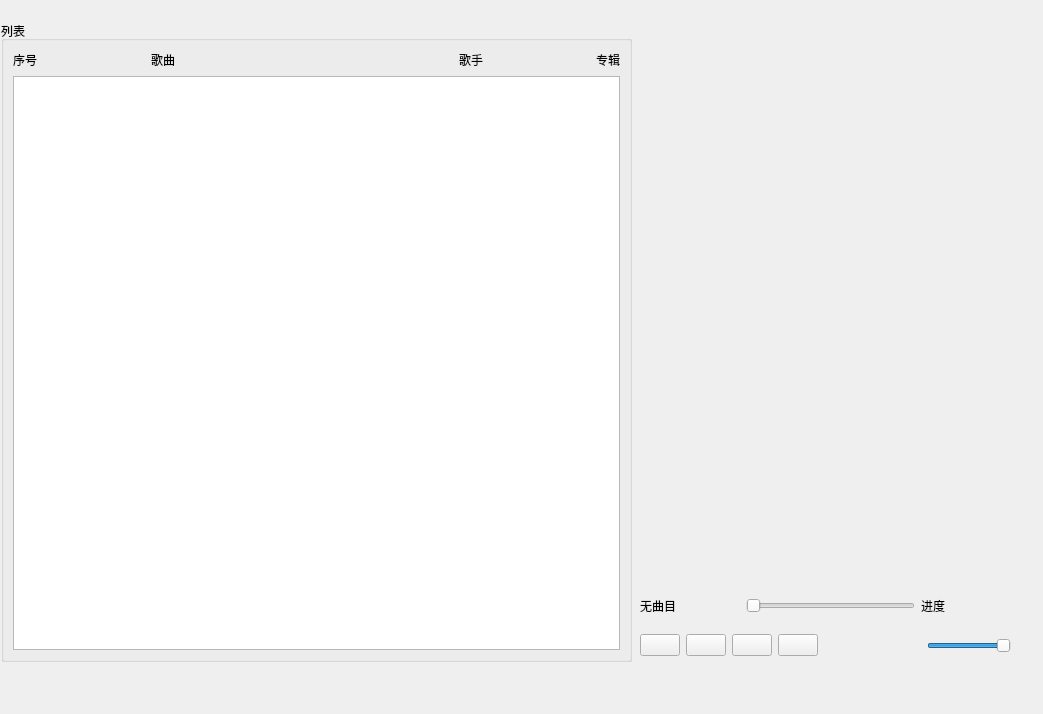
First picture: the form in mymusicwidget.ui, repository zhangzhenxi11/MeditationSystem, before the edit.
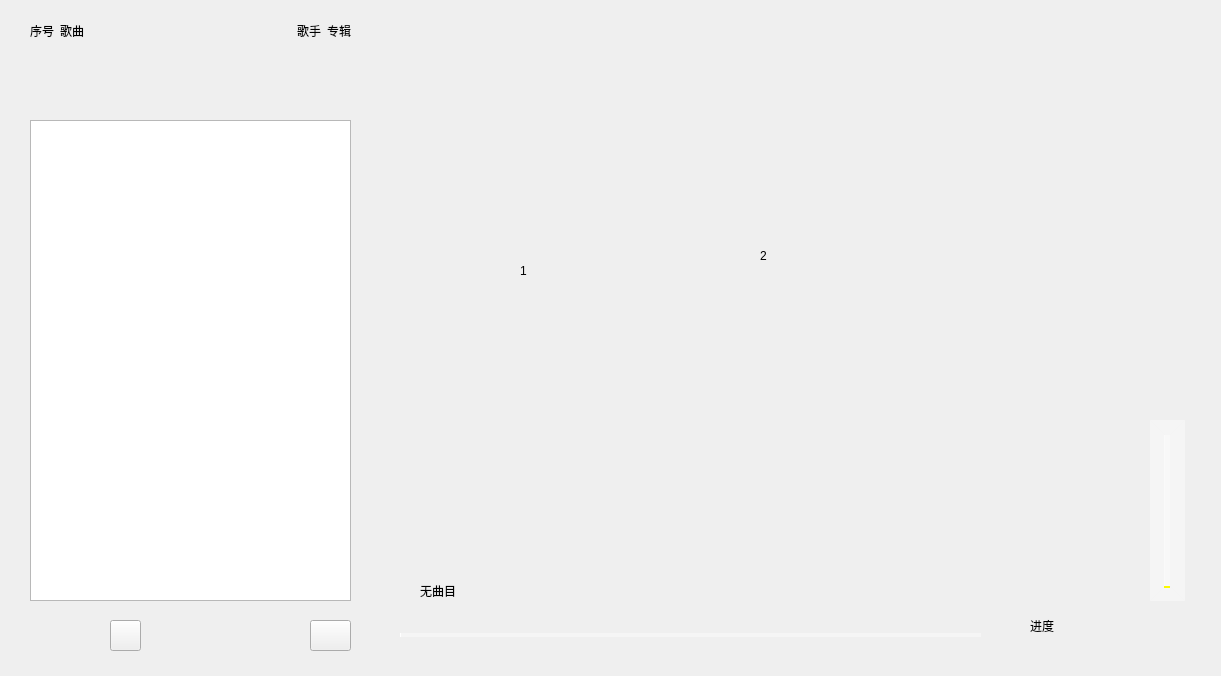
Second picture: the form after the edit. Icons and pictures are not drawn. Custom widgets are drawn as their Qt base class.

What changed in the file:
```diff
--- a/mymusicwidget.ui
+++ b/mymusicwidget.ui
@@ -6,315 +6,649 @@
    <rect>
     <x>0</x>
     <y>0</y>
-    <width>1043</width>
-    <height>714</height>
+    <width>1221</width>
+    <height>676</height>
    </rect>
   </property>
   <property name="windowTitle">
    <string>MyMusicWidget</string>
   </property>
-  <widget class="QWidget" name="widget" native="true">
+  <property name="layoutDirection">
+   <enum>Qt::LeftToRight</enum>
+  </property>
+  <property name="styleSheet">
+   <string notr="true">QFrame#frame
+{
+	border-radius:5px;
+	border-image: url(:/images/background/bg3.jpg);
+}
+
+image: url(:/images/background/bg3.jpg);</string>
+  </property>
+  <widget class="QWidget" name="layoutWidget">
    <property name="geometry">
     <rect>
-     <x>630</x>
-     <y>20</y>
-     <width>391</width>
-     <height>641</height>
+     <x>30</x>
+     <y>10</y>
+     <width>321</width>
+     <height>41</height>
     </rect>
    </property>
-   <widget class="QLabel" name="lblRecord">
-    <property name="geometry">
-     <rect>
-      <x>40</x>
-      <y>150</y>
-      <width>191</width>
-      <height>181</height>
-     </rect>
-    </property>
-    <property name="text">
-     <string/>
-    </property>
-   </widget>
-   <widget class="QWidget" name="layoutWidget">
-    <property name="geometry">
-     <rect>
-      <x>10</x>
-      <y>610</y>
-      <width>371</width>
-      <height>31</height>
-     </rect>
-    </property>
-    <layout class="QHBoxLayout" name="horizontalLayout_2">
-     <item>
-      <widget class="QPushButton" name="btnMode">
-       <property name="toolTip">
-        <string>暂停</string>
-       </property>
-       <property name="styleSheet">
-        <string notr="true"/>
-       </property>
-       <property name="text">
-        <string/>
-       </property>
-       <property name="icon">
-        <iconset>
-         <normaloff>:/images/images/622.bmp</normaloff>:/images/images/622.bmp</iconset>
-       </property>
-      </widget>
-     </item>
-     <item>
-      <widget class="QPushButton" name="btnPrevious">
-       <property name="toolTip">
-        <string>前一曲目</string>
-       </property>
-       <property name="styleSheet">
-        <string notr="true">image: url(:/images/610.bmp);</string>
-       </property>
-       <property name="text">
-        <string/>
-       </property>
-       <property name="icon">
-        <iconset>
-         <normaloff>:/images/images/616.bmp</normaloff>:/images/images/616.bmp</iconset>
-       </property>
-      </widget>
-     </item>
-     <item>
-      <widget class="QPushButton" name="btnPlay">
-       <property name="toolTip">
-        <string>暂停</string>
-       </property>
-       <property name="styleSheet">
-        <string notr="true"/>
-       </property>
-       <property name="text">
-        <string/>
-       </property>
-       <property name="icon">
-        <iconset>
-         <normaloff>:/images/images/622.bmp</normaloff>:/images/images/622.bmp</iconset>
-       </property>
-      </widget>
-     </item>
-     <item>
-      <widget class="QPushButton" name="btnNext">
-       <property name="toolTip">
-        <string>下一曲目</string>
-       </property>
-       <property name="styleSheet">
-        <string notr="true">image: url(:/images/612.bmp);</string>
-       </property>
-       <property name="text">
-        <string/>
-       </property>
-       <property name="icon">
-        <iconset>
-         <normaloff>:/images/images/630.bmp</normaloff>:/images/images/630.bmp</iconset>
-       </property>
-      </widget>
-     </item>
-     <item>
-      <spacer name="horizontalSpacer_4">
-       <property name="orientation">
-        <enum>Qt::Horizontal</enum>
-       </property>
-       <property name="sizeHint" stdset="0">
-        <size>
-         <width>58</width>
-         <height>26</height>
-        </size>
-       </property>
-      </spacer>
-     </item>
-     <item>
-      <widget class="QPushButton" name="btnSound">
-       <property name="styleSheet">
-        <string notr="true">image: url(:/images/volumn.bmp);</string>
-       </property>
-       <property name="text">
-        <string/>
-       </property>
-       <property name="icon">
-        <iconset>
-         <normaloff>:/images/images/volumn.bmp</normaloff>:/images/images/volumn.bmp</iconset>
-       </property>
-       <property name="flat">
-        <bool>true</bool>
-       </property>
-      </widget>
-     </item>
-     <item>
-      <widget class="QSlider" name="Volumn">
-       <property name="maximum">
-        <number>100</number>
-       </property>
-       <property name="value">
-        <number>100</number>
-       </property>
-       <property name="orientation">
-        <enum>Qt::Horizontal</enum>
-       </property>
-      </widget>
-     </item>
-    </layout>
-   </widget>
-   <widget class="RotatingLabel" name="lblneedle">
-    <property name="geometry">
-     <rect>
-      <x>180</x>
-      <y>150</y>
-      <width>71</width>
-      <height>131</height>
-     </rect>
-    </property>
-    <property name="text">
-     <string/>
-    </property>
-   </widget>
-   <widget class="QWidget" name="layoutWidget">
-    <property name="geometry">
-     <rect>
-      <x>10</x>
-      <y>570</y>
-      <width>361</width>
-      <height>31</height>
-     </rect>
-    </property>
-    <layout class="QHBoxLayout" name="horizontalLayout_3">
-     <item>
-      <widget class="QLabel" name="LabCurMedia">
-       <property name="minimumSize">
-        <size>
-         <width>100</width>
-         <height>0</height>
-        </size>
-       </property>
-       <property name="text">
-        <string>无曲目</string>
-       </property>
-      </widget>
-     </item>
-     <item>
-      <widget class="QSlider" name="Position">
-       <property name="tracking">
-        <bool>false</bool>
-       </property>
-       <property name="orientation">
-        <enum>Qt::Horizontal</enum>
-       </property>
-      </widget>
-     </item>
-     <item>
-      <widget class="QLabel" name="LabRatio">
-       <property name="minimumSize">
-        <size>
-         <width>80</width>
-         <height>0</height>
-        </size>
-       </property>
-       <property name="text">
-        <string>进度</string>
-       </property>
-      </widget>
-     </item>
-    </layout>
-   </widget>
-  </widget>
-  <widget class="QWidget" name="layoutWidget_2">
-   <property name="geometry">
-    <rect>
-     <x>1</x>
-     <y>21</y>
-     <width>631</width>
-     <height>641</height>
-    </rect>
-   </property>
-   <layout class="QVBoxLayout" name="verticalLayout_2">
+   <layout class="QHBoxLayout" name="horizontalLayout">
     <item>
-     <widget class="QGroupBox" name="groupBox">
-      <property name="title">
-       <string>列表</string>
+     <widget class="QLabel" name="lblIndex">
+      <property name="text">
+       <string>序号</string>
       </property>
-      <layout class="QVBoxLayout" name="verticalLayout">
-       <item>
-        <layout class="QHBoxLayout" name="horizontalLayout">
-         <item>
-          <widget class="QLabel" name="lblIndex">
-           <property name="text">
-            <string>序号</string>
-           </property>
-          </widget>
-         </item>
-         <item>
-          <spacer name="horizontalSpacer">
-           <property name="orientation">
-            <enum>Qt::Horizontal</enum>
-           </property>
-           <property name="sizeHint" stdset="0">
-            <size>
-             <width>40</width>
-             <height>20</height>
-            </size>
-           </property>
-          </spacer>
-         </item>
-         <item>
-          <widget class="QLabel" name="lblSong">
-           <property name="text">
-            <string>歌曲</string>
-           </property>
-          </widget>
-         </item>
-         <item>
-          <spacer name="horizontalSpacer_2">
-           <property name="orientation">
-            <enum>Qt::Horizontal</enum>
-           </property>
-           <property name="sizeHint" stdset="0">
-            <size>
-             <width>278</width>
-             <height>13</height>
-            </size>
-           </property>
-          </spacer>
-         </item>
-         <item>
-          <widget class="QLabel" name="lblSinger">
-           <property name="text">
-            <string>歌手</string>
-           </property>
-          </widget>
-         </item>
-         <item>
-          <spacer name="horizontalSpacer_3">
-           <property name="orientation">
-            <enum>Qt::Horizontal</enum>
-           </property>
-           <property name="sizeHint" stdset="0">
-            <size>
-             <width>40</width>
-             <height>20</height>
-            </size>
-           </property>
-          </spacer>
-         </item>
-         <item>
-          <widget class="QLabel" name="lblProuce">
-           <property name="text">
-            <string>专辑</string>
-           </property>
-          </widget>
-         </item>
-        </layout>
-       </item>
-       <item>
-        <widget class="QListWidget" name="listWidget"/>
-       </item>
-      </layout>
+     </widget>
+    </item>
+    <item>
+     <spacer name="horizontalSpacer">
+      <property name="orientation">
+       <enum>Qt::Horizontal</enum>
+      </property>
+      <property name="sizeHint" stdset="0">
+       <size>
+        <width>40</width>
+        <height>20</height>
+       </size>
+      </property>
+     </spacer>
+    </item>
+    <item>
+     <widget class="QLabel" name="lblSong">
+      <property name="text">
+       <string>歌曲</string>
+      </property>
+     </widget>
+    </item>
+    <item>
+     <spacer name="horizontalSpacer_2">
+      <property name="orientation">
+       <enum>Qt::Horizontal</enum>
+      </property>
+      <property name="sizeHint" stdset="0">
+       <size>
+        <width>278</width>
+        <height>13</height>
+       </size>
+      </property>
+     </spacer>
+    </item>
+    <item>
+     <widget class="QLabel" name="lblSinger">
+      <property name="text">
+       <string>歌手</string>
+      </property>
+     </widget>
+    </item>
+    <item>
+     <spacer name="horizontalSpacer_3">
+      <property name="orientation">
+       <enum>Qt::Horizontal</enum>
+      </property>
+      <property name="sizeHint" stdset="0">
+       <size>
+        <width>40</width>
+        <height>20</height>
+       </size>
+      </property>
+     </spacer>
+    </item>
+    <item>
+     <widget class="QLabel" name="lblProuce">
+      <property name="text">
+       <string>专辑</string>
+      </property>
      </widget>
     </item>
    </layout>
   </widget>
+  <widget class="QListWidget" name="listWidget">
+   <property name="geometry">
+    <rect>
+     <x>30</x>
+     <y>120</y>
+     <width>321</width>
+     <height>481</height>
+    </rect>
+   </property>
+  </widget>
+  <widget class="QLabel" name="lblRecord">
+   <property name="geometry">
+    <rect>
+     <x>520</x>
+     <y>180</y>
+     <width>191</width>
+     <height>181</height>
+    </rect>
+   </property>
+   <property name="text">
+    <string>1</string>
+   </property>
+  </widget>
+  <widget class="RotatingLabel" name="lblneedle">
+   <property name="geometry">
+    <rect>
+     <x>760</x>
+     <y>190</y>
+     <width>71</width>
+     <height>131</height>
+    </rect>
+   </property>
+   <property name="text">
+    <string>2</string>
+   </property>
+  </widget>
+  <widget class="QSlider" name="verticalSlider">
+   <property name="geometry">
+    <rect>
+     <x>1150</x>
+     <y>420</y>
+     <width>35</width>
+     <height>181</height>
+    </rect>
+   </property>
+   <property name="cursor">
+    <cursorShape>PointingHandCursor</cursorShape>
+   </property>
+   <property name="styleSheet">
+    <string notr="true"> QSlider 
+    {  
+        background-color: rgba(255,255,255,0.2);
+        min-width:5px; 
+        max-width:5px;
+        border:15px solid rgba(255,255,255,0.2); 
+    }
+     QSlider::add-page:vertical
+     {      
+       
+	    background-color: rgb(250, 250, 0);
+        width:4px;
+     }
+     QSlider::sub-page:vertical  
+    {
+        background-color: rgba(255,255,255,0.5); 
+        width:4px;
+     }
+    QSlider::groove:vertical 
+    {
+        background:transparent;
+        width:6px;
+    }
+    QSlider::handle:vertical 
+    {
+         height: 13px;
+        width:13px;
+ 
+ margin: -0 -4px; 
+	border-image: url(:/image/image/圆形 (10).png);
+     }</string>
+   </property>
+   <property name="orientation">
+    <enum>Qt::Vertical</enum>
+   </property>
+   <property name="tickPosition">
+    <enum>QSlider::NoTicks</enum>
+   </property>
+  </widget>
+  <widget class="QSlider" name="horizontalSlider">
+   <property name="geometry">
+    <rect>
+     <x>400</x>
+     <y>620</y>
+     <width>581</width>
+     <height>31</height>
+    </rect>
+   </property>
+   <property name="cursor">
+    <cursorShape>PointingHandCursor</cursorShape>
+   </property>
+   <property name="styleSheet">
+    <string notr="true">
+    QSlider::add-page:Horizontal
+     {     
+background-color: rgba(255, 255, 255,100);
+        height:4px;  
+     } 
+     QSlider::sub-page:Horizontal   
+    {  
+background-color: rgb(255, 255, 255);
+        height:4px;
+     }
+    QSlider::groove:Horizontal   
+    { 
+        background:transparent; 
+        height:4px;
+    }  
+    QSlider::handle:Horizontal  
+    { 
+        height:16px; 
+        width:16px; 
+	
+	border-image: url(:/image/image/圆形 (9).png);
+  margin: -6 0px; 
+    }
+      
+</string>
+   </property>
+   <property name="orientation">
+    <enum>Qt::Horizontal</enum>
+   </property>
+  </widget>
+  <widget class="QLabel" name="LabRatio">
+   <property name="geometry">
+    <rect>
+     <x>1030</x>
+     <y>610</y>
+     <width>80</width>
+     <height>31</height>
+    </rect>
+   </property>
+   <property name="minimumSize">
+    <size>
+     <width>80</width>
+     <height>0</height>
+    </size>
+   </property>
+   <property name="text">
+    <string>进度</string>
+   </property>
+  </widget>
+  <widget class="QPushButton" name="btnPlay">
+   <property name="geometry">
+    <rect>
+     <x>110</x>
+     <y>620</y>
+     <width>31</width>
+     <height>31</height>
+    </rect>
+   </property>
+   <property name="toolTip">
+    <string>暂停</string>
+   </property>
+   <property name="styleSheet">
+    <string notr="true"/>
+   </property>
+   <property name="text">
+    <string/>
+   </property>
+   <property name="icon">
+    <iconset>
+     <normaloff>:/images/images/622.bmp</normaloff>:/images/images/622.bmp</iconset>
+   </property>
+  </widget>
+  <widget class="QPushButton" name="btnNext">
+   <property name="geometry">
+    <rect>
+     <x>210</x>
+     <y>610</y>
+     <width>48</width>
+     <height>48</height>
+    </rect>
+   </property>
+   <property name="toolTip">
+    <string>下一曲目</string>
+   </property>
+   <property name="styleSheet">
+    <string notr="true">QPushButton
+{
+background-image:  url(:/images/image/next.png);
+background-repeat:no-repeat;
+background-position:center center;
+border:none;
+
+}
+
+QPushButton:hover
+{
+background-image:url(:/images/image-hover/next-hover.png);
+background-repeat:no-repeat;
+background-position:center center;
+
+
+}
+QPushButton:pressed{
+background-image:  url(:/images/image/next.png);
+background-repeat:no-repeat;
+background-position:center center;
+
+}</string>
+   </property>
+   <property name="text">
+    <string/>
+   </property>
+   <property name="icon">
+    <iconset>
+     <normaloff>:/images/images/630.bmp</normaloff>:/images/images/630.bmp</iconset>
+   </property>
+  </widget>
+  <widget class="QPushButton" name="btnMode">
+   <property name="geometry">
+    <rect>
+     <x>310</x>
+     <y>620</y>
+     <width>41</width>
+     <height>31</height>
+    </rect>
+   </property>
+   <property name="toolTip">
+    <string>暂停</string>
+   </property>
+   <property name="styleSheet">
+    <string notr="true"/>
+   </property>
+   <property name="text">
+    <string/>
+   </property>
+   <property name="icon">
+    <iconset>
+     <normaloff>:/images/images/622.bmp</normaloff>:/images/images/622.bmp</iconset>
+   </property>
+  </widget>
+  <widget class="QPushButton" name="btnPrevious">
+   <property name="geometry">
+    <rect>
+     <x>10</x>
+     <y>610</y>
+     <width>48</width>
+     <height>48</height>
+    </rect>
+   </property>
+   <property name="toolTip">
+    <string>前一曲目</string>
+   </property>
+   <property name="styleSheet">
+    <string notr="true">QPushButton
+{
+background-image:  url(:/images/image/pre.png);
+background-repeat:no-repeat;
+background-position:center center;
+border:none;
+
+}
+
+QPushButton:hover
+{
+background-image:url(:/images/image-hover/pre-hover.png);
+background-repeat:no-repeat;
+background-position:center center;
+
+
+}
+QPushButton:pressed{
+background-image:  url(:/images/image/pre.png);
+background-repeat:no-repeat;
+background-position:center center;
+
+}</string>
+   </property>
+   <property name="text">
+    <string/>
+   </property>
+   <property name="icon">
+    <iconset>
+     <normaloff>:/images/images/616.bmp</normaloff>:/images/images/616.bmp</iconset>
+   </property>
+  </widget>
+  <widget class="QPushButton" name="btnSound">
+   <property name="geometry">
+    <rect>
+     <x>1150</x>
+     <y>620</y>
+     <width>28</width>
+     <height>24</height>
+    </rect>
+   </property>
+   <property name="styleSheet">
+    <string notr="true">image: url(:/images/volumn.bmp);</string>
+   </property>
+   <property name="text">
+    <string/>
+   </property>
+   <property name="icon">
+    <iconset>
+     <normaloff>:/images/images/volumn.bmp</normaloff>:/images/images/volumn.bmp</iconset>
+   </property>
+   <property name="flat">
+    <bool>true</bool>
+   </property>
+  </widget>
+  <widget class="QLabel" name="LabCurMedia">
+   <property name="geometry">
+    <rect>
+     <x>420</x>
+     <y>580</y>
+     <width>341</width>
+     <height>21</height>
+    </rect>
+   </property>
+   <property name="minimumSize">
+    <size>
+     <width>100</width>
+     <height>0</height>
+    </size>
+   </property>
+   <property name="text">
+    <string>无曲目</string>
+   </property>
+  </widget>
+  <widget class="QPushButton" name="btnMusic">
+   <property name="geometry">
+    <rect>
+     <x>40</x>
+     <y>80</y>
+     <width>32</width>
+     <height>32</height>
+    </rect>
+   </property>
+   <property name="cursor">
+    <cursorShape>PointingHandCursor</cursorShape>
+   </property>
+   <property name="styleSheet">
+    <string notr="true">QPushButton
+{
+background-image: url(:/images/image/music.png);
+background-repeat:no-repeat;
+background-position:center center;
+border:none;
+
+
+}
+
+QPushButton:hover{
+background-image: url(:/images/image-hover/music-hover.png);
+background-repeat:no-repeat;
+background-position:center center;
+
+
+}
+QPushButton:pressed{
+background-image: url(:/images/image/music.png);
+background-repeat:no-repeat;
+background-position:center center;
+
+}
+</string>
+   </property>
+   <property name="text">
+    <string/>
+   </property>
+  </widget>
+  <widget class="QPushButton" name="btnResently">
+   <property name="geometry">
+    <rect>
+     <x>270</x>
+     <y>80</y>
+     <width>32</width>
+     <height>32</height>
+    </rect>
+   </property>
+   <property name="cursor">
+    <cursorShape>PointingHandCursor</cursorShape>
+   </property>
+   <property name="toolTip">
+    <string>最近播放</string>
+   </property>
+   <property name="statusTip">
+    <string>最近播放</string>
+   </property>
+   <property name="styleSheet">
+    <string notr="true">QPushButton
+{
+background-image: url(:/images/image/play-resently.png);
+background-repeat:no-repeat;
+background-position:center center;
+border:none;
+
+
+}
+
+
+QPushButton:hover{
+
+background-image: url(:/images/image-hover/play-resently-hover.png);
+background-repeat:no-repeat;
+background-position:center center;
+
+
+}
+QPushButton:pressed{
+	background-image: url(:/images/image/play-resently.png);
+background-repeat:no-repeat;
+background-position:center center;
+
+}
+</string>
+   </property>
+   <property name="text">
+    <string/>
+   </property>
+  </widget>
+  <widget class="QPushButton" name="btnList">
+   <property name="geometry">
+    <rect>
+     <x>190</x>
+     <y>80</y>
+     <width>31</width>
+     <height>31</height>
+    </rect>
+   </property>
+   <property name="cursor">
+    <cursorShape>PointingHandCursor</cursorShape>
+   </property>
+   <property name="styleSheet">
+    <string notr="true">QPushButton
+
+{
+background-image: url(:/images/image/list.png);
+background-repeat:no-repeat;
+background-position:center center;
+border:none;
+
+}
+
+
+QPushButton:hover{
+background-image: url(:/images/image-hover/list-hover.png);
+background-repeat:no-repeat;
+background-position:center center;
+
+
+}
+QPushButton:pressed{
+background-image: url(:/images/image/list.png);
+background-repeat:no-repeat;
+background-position:center center;
+
+}
+</string>
+   </property>
+   <property name="text">
+    <string/>
+   </property>
+  </widget>
+  <widget class="QPushButton" name="btnLike">
+   <property name="geometry">
+    <rect>
+     <x>110</x>
+     <y>80</y>
+     <width>32</width>
+     <height>32</height>
+    </rect>
+   </property>
+   <property name="cursor">
+    <cursorShape>PointingHandCursor</cursorShape>
+   </property>
+   <property name="styleSheet">
+    <string notr="true">QPushButton
+{
+background-image: url(:/images/image/like.png);
+background-repeat:no-repeat;
+background-position:center center;
+border:none;
+
+}
+
+
+QPushButton:hover{
+
+background-image: url(:/images/image-hover/like-hover.png);
+background-repeat:no-repeat;
+background-position:center center;
+
+
+}
+QPushButton:pressed{
+background-image: url(:/images/image/like.png);
+background-repeat:no-repeat;
+background-position:center center;
+
+}
+</string>
+   </property>
+   <property name="text">
+    <string/>
+   </property>
+  </widget>
+  <widget class="QPushButton" name="btnRepeat">
+   <property name="geometry">
+    <rect>
+     <x>350</x>
+     <y>80</y>
+     <width>32</width>
+     <height>32</height>
+    </rect>
+   </property>
+   <property name="cursor">
+    <cursorShape>PointingHandCursor</cursorShape>
+   </property>
+   <property name="styleSheet">
+    <string notr="true">QPushButton
+{
+background-repeat:no-repeat;
+background-position:center center;
+border:none;
+
+}
+
+QPushButton:hover{
+background-repeat:no-repeat;
+background-position:center center;
+
+
+}
+QPushButton:pressed{
+background-repeat:no-repeat;
+background-position:center center;
+
+}
+</string>
+   </property>
+   <property name="text">
+    <string/>
+   </property>
+  </widget>
  </widget>
  <customwidgets>
   <customwidget>
```
